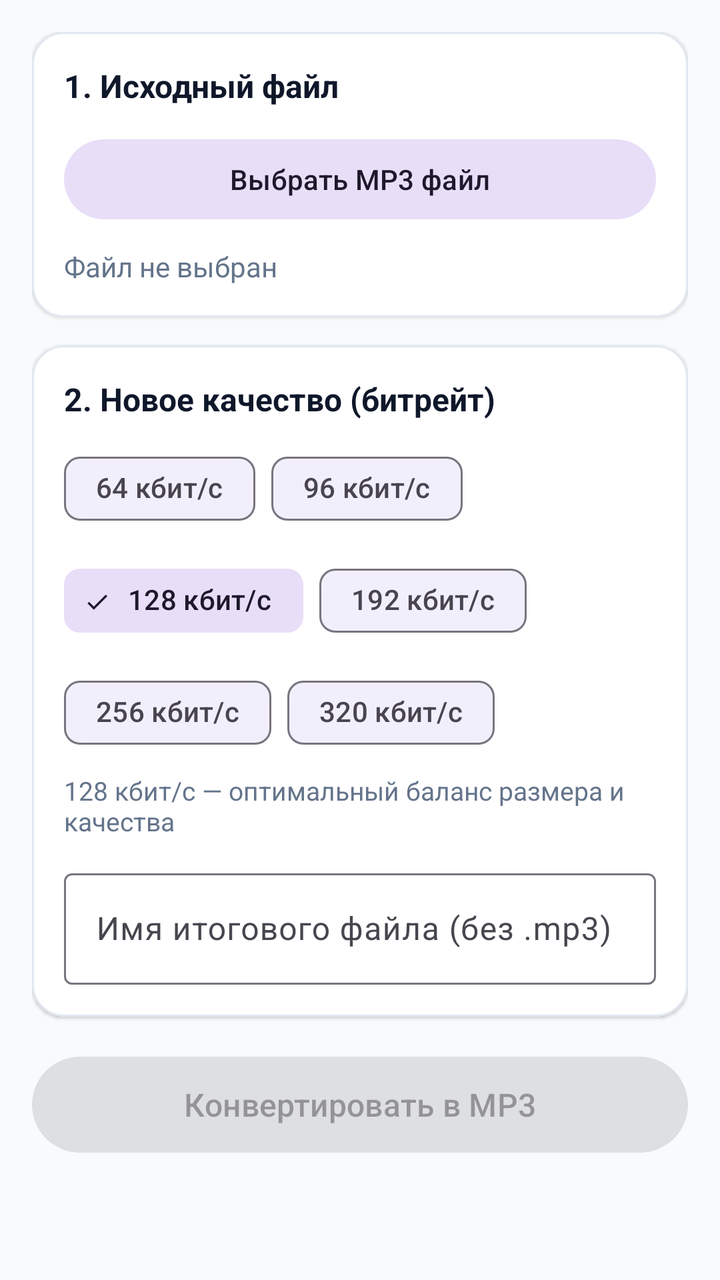
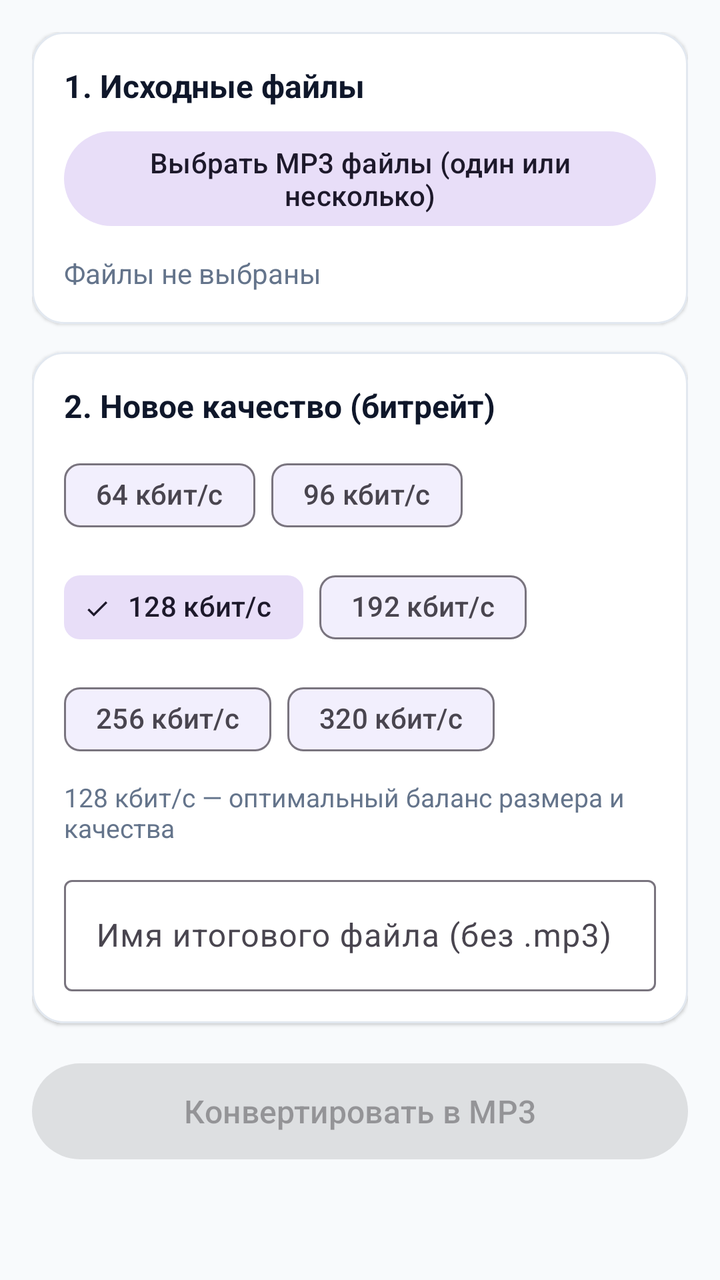

Before-and-after screenshots of an Android layout around one commit, followed by the original layout XML and the change that was made.
<!-- AndroidManifest.xml: application theme Theme.MP3Master -->
<!-- res/layout/fragment_convert.xml -->
<?xml version="1.0" encoding="utf-8"?>
<ScrollView xmlns:android="http://schemas.android.com/apk/res/android"
    xmlns:app="http://schemas.android.com/apk/res-auto"
    android:layout_width="match_parent"
    android:layout_height="match_parent"
    android:fillViewport="true">

    <LinearLayout
        android:layout_width="match_parent"
        android:layout_height="wrap_content"
        android:orientation="vertical"
        android:padding="16dp">

        <com.google.android.material.card.MaterialCardView
            android:layout_width="match_parent"
            android:layout_height="wrap_content"
            app:cardBackgroundColor="@color/card_bg"
            app:cardCornerRadius="16dp"
            app:cardElevation="1dp"
            app:strokeColor="@color/divider"
            app:strokeWidth="1dp">

            <LinearLayout
                android:layout_width="match_parent"
                android:layout_height="wrap_content"
                android:orientation="vertical"
                android:padding="16dp">

                <TextView
                    android:layout_width="wrap_content"
                    android:layout_height="wrap_content"
                    android:text="1. Исходный файл"
                    android:textColor="@color/text_primary"
                    android:textSize="16sp"
                    android:textStyle="bold" />

                <com.google.android.material.button.MaterialButton
                    android:id="@+id/btnPickConvertFile"
                    style="@style/Widget.Material3.Button.TonalButton"
                    android:layout_width="match_parent"
                    android:layout_height="wrap_content"
                    android:layout_marginTop="12dp"
                    android:text="Выбрать MP3 файл" />

                <TextView
                    android:id="@+id/tvConvertFileInfo"
                    android:layout_width="match_parent"
                    android:layout_height="wrap_content"
                    android:layout_marginTop="10dp"
                    android:text="Файл не выбран"
                    android:textColor="@color/text_secondary"
                    android:textSize="14sp" />
            </LinearLayout>
        </com.google.android.material.card.MaterialCardView>

        <com.google.android.material.card.MaterialCardView
            android:layout_width="match_parent"
            android:layout_height="wrap_content"
            android:layout_marginTop="14dp"
            app:cardBackgroundColor="@color/card_bg"
            app:cardCornerRadius="16dp"
            app:cardElevation="1dp"
            app:strokeColor="@color/divider"
            app:strokeWidth="1dp">

            <LinearLayout
                android:layout_width="match_parent"
                android:layout_height="wrap_content"
                android:orientation="vertical"
                android:padding="16dp">

                <TextView
                    android:layout_width="wrap_content"
                    android:layout_height="wrap_content"
                    android:text="2. Новое качество (битрейт)"
                    android:textColor="@color/text_primary"
                    android:textSize="16sp"
                    android:textStyle="bold" />

                <com.google.android.material.chip.ChipGroup
                    android:id="@+id/chipGroupConvertBitrate"
                    android:layout_width="match_parent"
                    android:layout_height="wrap_content"
                    android:layout_marginTop="10dp"
                    app:selectionRequired="true"
                    app:singleSelection="true">

                    <com.google.android.material.chip.Chip
                        android:id="@+id/chip64"
                        style="@style/Widget.Material3.Chip.Filter"
                        android:layout_width="wrap_content"
                        android:layout_height="wrap_content"
                        android:text="64 кбит/с" />

                    <com.google.android.material.chip.Chip
                        android:id="@+id/chip96"
                        style="@style/Widget.Material3.Chip.Filter"
                        android:layout_width="wrap_content"
                        android:layout_height="wrap_content"
                        android:text="96 кбит/с" />

                    <com.google.android.material.chip.Chip
                        android:id="@+id/chip128"
                        style="@style/Widget.Material3.Chip.Filter"
                        android:layout_width="wrap_content"
                        android:layout_height="wrap_content"
                        android:checked="true"
                        android:text="128 кбит/с" />

                    <com.google.android.material.chip.Chip
                        android:id="@+id/chip192"
                        style="@style/Widget.Material3.Chip.Filter"
                        android:layout_width="wrap_content"
                        android:layout_height="wrap_content"
                        android:text="192 кбит/с" />

                    <com.google.android.material.chip.Chip
                        android:id="@+id/chip256"
                        style="@style/Widget.Material3.Chip.Filter"
                        android:layout_width="wrap_content"
                        android:layout_height="wrap_content"
                        android:text="256 кбит/с" />

                    <com.google.android.material.chip.Chip
                        android:id="@+id/chip320"
                        style="@style/Widget.Material3.Chip.Filter"
                        android:layout_width="wrap_content"
                        android:layout_height="wrap_content"
                        android:text="320 кбит/с" />
                </com.google.android.material.chip.ChipGroup>

                <TextView
                    android:id="@+id/tvBitrateHint"
                    android:layout_width="match_parent"
                    android:layout_height="wrap_content"
                    android:layout_marginTop="6dp"
                    android:text="128 кбит/с — оптимальный баланс размера и качества"
                    android:textColor="@color/text_secondary"
                    android:textSize="13sp" />

                <com.google.android.material.textfield.TextInputLayout
                    style="@style/Widget.Material3.TextInputLayout.OutlinedBox"
                    android:layout_width="match_parent"
                    android:layout_height="wrap_content"
                    android:layout_marginTop="12dp"
                    android:hint="Имя итогового файла (без .mp3)">

                    <com.google.android.material.textfield.TextInputEditText
                        android:id="@+id/etConvertOutputName"
                        android:layout_width="match_parent"
                        android:layout_height="wrap_content"
                        android:singleLine="true" />
                </com.google.android.material.textfield.TextInputLayout>
            </LinearLayout>
        </com.google.android.material.card.MaterialCardView>

        <com.google.android.material.button.MaterialButton
            android:id="@+id/btnStartConvert"
            android:layout_width="match_parent"
            android:layout_height="56dp"
            android:layout_marginTop="16dp"
            android:enabled="false"
            android:text="Конвертировать в MP3"
            android:textSize="16sp" />

        <LinearLayout
            android:id="@+id/layoutConvertProgress"
            android:layout_width="match_parent"
            android:layout_height="wrap_content"
            android:layout_marginTop="12dp"
            android:orientation="vertical"
            android:visibility="gone">

            <com.google.android.material.progressindicator.LinearProgressIndicator
                android:id="@+id/progressConvert"
                android:layout_width="match_parent"
                android:layout_height="wrap_content"
                android:max="100" />

            <TextView
                android:id="@+id/tvConvertStatus"
                android:layout_width="match_parent"
                android:layout_height="wrap_content"
                android:layout_marginTop="6dp"
                android:gravity="center"
                android:text="Обработка..."
                android:textColor="@color/text_secondary"
                android:textSize="13sp" />
        </LinearLayout>

        <com.google.android.material.card.MaterialCardView
            android:id="@+id/cardConvertResult"
            android:layout_width="match_parent"
            android:layout_height="wrap_content"
            android:layout_marginTop="14dp"
            android:visibility="gone"
            app:cardBackgroundColor="@color/card_bg"
            app:cardCornerRadius="16dp"
            app:strokeColor="@color/success"
            app:strokeWidth="1dp">

            <LinearLayout
                android:layout_width="match_parent"
                android:layout_height="wrap_content"
                android:orientation="vertical"
                android:padding="16dp">

                <TextView
                    android:id="@+id/tvConvertResultInfo"
                    android:layout_width="match_parent"
                    android:layout_height="wrap_content"
                    android:textColor="@color/text_primary"
                    android:textSize="14sp" />

                <LinearLayout
                    android:layout_width="match_parent"
                    android:layout_height="wrap_content"
                    android:layout_marginTop="10dp"
                    android:orientation="horizontal">

                    <com.google.android.material.button.MaterialButton
                        android:id="@+id/btnConvertOpen"
                        style="@style/Widget.Material3.Button.TonalButton"
                        android:layout_width="0dp"
                        android:layout_height="wrap_content"
                        android:layout_marginEnd="6dp"
                        android:layout_weight="1"
                        android:text="Слушать" />

                    <com.google.android.material.button.MaterialButton
                        android:id="@+id/btnConvertShare"
                        style="@style/Widget.Material3.Button.OutlinedButton"
                        android:layout_width="0dp"
                        android:layout_height="wrap_content"
                        android:layout_marginStart="6dp"
                        android:layout_weight="1"
                        android:text="Поделиться" />
                </LinearLayout>
            </LinearLayout>
        </com.google.android.material.card.MaterialCardView>

    </LinearLayout>
</ScrollView>
<!-- resources referenced by this layout -->
<resources>
  <color name="card_bg">#FFFFFF</color>
  <color name="divider">#E2E8F0</color>
  <color name="success">#16A34A</color>
  <color name="text_primary">#0F172A</color>
  <color name="text_secondary">#64748B</color>
  <style name="Theme.MP3Master" parent="Theme.Material3.DayNight.NoActionBar">
          <item name="colorPrimary">@color/primary</item>
          <item name="colorPrimaryContainer">@color/primary_container</item>
          <item name="colorOnPrimaryContainer">@color/on_primary_container</item>
          <item name="android:colorBackground">@color/surface_bg</item>
      </style>
  <color name="primary">#2563EB</color>
  <color name="primary_container">#DBEAFE</color>
  <color name="on_primary_container">#1E3A8A</color>
  <color name="surface_bg">#F8FAFC</color>
</resources>

<!-- the commit's change to res/layout/fragment_convert.xml (unified diff, before → after) -->
@@ -26,28 +26,45 @@
                 android:orientation="vertical"
                 android:padding="16dp">
 
-                <TextView
-                    android:layout_width="wrap_content"
-                    android:layout_height="wrap_content"
-                    android:text="1. Исходный файл"
-                    android:textColor="@color/text_primary"
-                    android:textSize="16sp"
-                    android:textStyle="bold" />
+                <LinearLayout
+                    android:layout_width="match_parent"
+                    android:layout_height="wrap_content"
+                    android:gravity="center_vertical"
+                    android:orientation="horizontal">
+
+                    <TextView
+                        android:layout_width="0dp"
+                        android:layout_height="wrap_content"
+                        android:layout_weight="1"
+                        android:text="1. Исходные файлы"
+                        android:textColor="@color/text_primary"
+                        android:textSize="16sp"
+                        android:textStyle="bold" />
+
+                    <com.google.android.material.button.MaterialButton
+                        android:id="@+id/btnClearConvertFiles"
+                        style="@style/Widget.Material3.Button.TextButton"
+                        android:layout_width="wrap_content"
+                        android:layout_height="wrap_content"
+                        android:text="Очистить"
+                        android:textColor="@color/danger"
+                        android:visibility="gone" />
+                </LinearLayout>
 
                 <com.google.android.material.button.MaterialButton
                     android:id="@+id/btnPickConvertFile"
                     style="@style/Widget.Material3.Button.TonalButton"
                     android:layout_width="match_parent"
                     android:layout_height="wrap_content"
-                    android:layout_marginTop="12dp"
-                    android:text="Выбрать MP3 файл" />
+                    android:layout_marginTop="8dp"
+                    android:text="Выбрать MP3 файлы (один или несколько)" />
 
                 <TextView
                     android:id="@+id/tvConvertFileInfo"
                     android:layout_width="match_parent"
                     android:layout_height="wrap_content"
                     android:layout_marginTop="10dp"
-                    android:text="Файл не выбран"
+                    android:text="Файлы не выбраны"
                     android:textColor="@color/text_secondary"
                     android:textSize="14sp" />
             </LinearLayout>
@@ -139,6 +156,7 @@
                     android:textSize="13sp" />
 
                 <com.google.android.material.textfield.TextInputLayout
+                    android:id="@+id/tilConvertOutputName"
                     style="@style/Widget.Material3.TextInputLayout.OutlinedBox"
                     android:layout_width="match_parent"
                     android:layout_height="wrap_content"
@@ -151,6 +169,16 @@
                         android:layout_height="wrap_content"
                         android:singleLine="true" />
                 </com.google.android.material.textfield.TextInputLayout>
+
+                <TextView
+                    android:id="@+id/tvBatchNameHint"
+                    android:layout_width="match_parent"
+                    android:layout_height="wrap_content"
+                    android:layout_marginTop="10dp"
+                    android:text="Имена файлов: исходное_имя_128k.mp3"
+                    android:textColor="@color/text_secondary"
+                    android:textSize="13sp"
+                    android:visibility="gone" />
             </LinearLayout>
         </com.google.android.material.card.MaterialCardView>
 
@@ -213,6 +241,7 @@
                     android:textSize="14sp" />
 
                 <LinearLayout
+                    android:id="@+id/layoutConvertResultActions"
                     android:layout_width="match_parent"
                     android:layout_height="wrap_content"
                     android:layout_marginTop="10dp"
<!-- resource entries referenced after the edit -->
@@ -1,6 +1,7 @@
 <!-- resources referenced by this layout -->
 <resources>
   <color name="card_bg">#FFFFFF</color>
+  <color name="danger">#DC2626</color>
   <color name="divider">#E2E8F0</color>
   <color name="success">#16A34A</color>
   <color name="text_primary">#0F172A</color>
